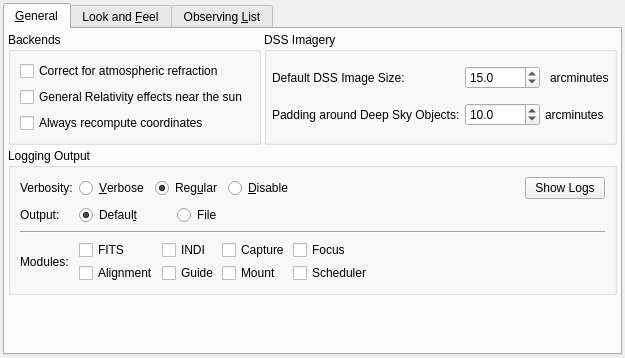
This is kstars/options/opsadvanced.ui in KDE/kstars as Qt 5 draws it before an edit. The edited form follows.
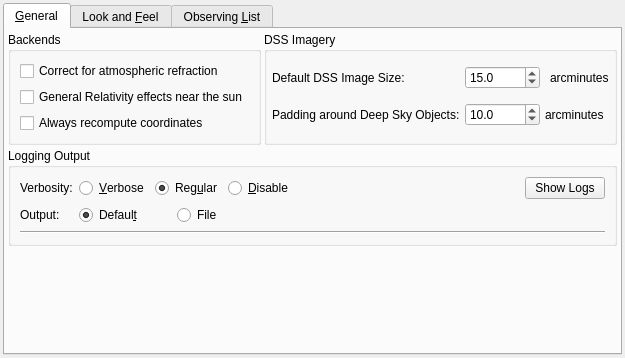
This is the edited form. Custom widgets are drawn as their Qt base class.

Commit message: Remove extra options not needed anymore

Patch:
```diff
--- a/kstars/options/opsadvanced.ui
+++ b/kstars/options/opsadvanced.ui
@@ -279,130 +279,6 @@
             </property>
            </widget>
           </item>
-          <item row="3" column="1" colspan="6">
-           <layout class="QGridLayout" name="gridLayout_2">
-            <property name="spacing">
-             <number>3</number>
-            </property>
-            <item row="0" column="4">
-             <spacer name="horizontalSpacer_3">
-              <property name="orientation">
-               <enum>Qt::Horizontal</enum>
-              </property>
-              <property name="sizeHint" stdset="0">
-               <size>
-                <width>40</width>
-                <height>20</height>
-               </size>
-              </property>
-             </spacer>
-            </item>
-            <item row="1" column="2">
-             <widget class="QCheckBox" name="kcfg_MountLogging">
-              <property name="toolTip">
-               <string>Log Ekos Mount module activity</string>
-              </property>
-              <property name="text">
-               <string>Mount</string>
-              </property>
-              <attribute name="buttonGroup">
-               <string notr="true">modulesGroup</string>
-              </attribute>
-             </widget>
-            </item>
-            <item row="0" column="3">
-             <widget class="QCheckBox" name="kcfg_FocusLogging">
-              <property name="toolTip">
-               <string>Log Ekos Focus module activity</string>
-              </property>
-              <property name="text">
-               <string>Focus</string>
-              </property>
-              <attribute name="buttonGroup">
-               <string notr="true">modulesGroup</string>
-              </attribute>
-             </widget>
-            </item>
-            <item row="0" column="2">
-             <widget class="QCheckBox" name="kcfg_CaptureLogging">
-              <property name="toolTip">
-               <string>Log Ekos Capture module activity</string>
-              </property>
-              <property name="text">
-               <string>Capture</string>
-              </property>
-              <attribute name="buttonGroup">
-               <string notr="true">modulesGroup</string>
-              </attribute>
-             </widget>
-            </item>
-            <item row="0" column="0">
-             <widget class="QCheckBox" name="kcfg_FITSLogging">
-              <property name="toolTip">
-               <string>Log FITS processing activity</string>
-              </property>
-              <property name="text">
-               <string>FITS</string>
-              </property>
-              <attribute name="buttonGroup">
-               <string notr="true">modulesGroup</string>
-              </attribute>
-             </widget>
-            </item>
-            <item row="1" column="0">
-             <widget class="QCheckBox" name="kcfg_AlignmentLogging">
-              <property name="toolTip">
-               <string>Log Ekos Alignment module activity</string>
-              </property>
-              <property name="text">
-               <string>Alignment</string>
-              </property>
-              <attribute name="buttonGroup">
-               <string notr="true">modulesGroup</string>
-              </attribute>
-             </widget>
-            </item>
-            <item row="0" column="1">
-             <widget class="QCheckBox" name="kcfg_INDILogging">
-              <property name="toolTip">
-               <string>Log INDI devices activity</string>
-              </property>
-              <property name="text">
-               <string>INDI</string>
-              </property>
-              <attribute name="buttonGroup">
-               <string notr="true">modulesGroup</string>
-              </attribute>
-             </widget>
-            </item>
-            <item row="1" column="3">
-             <widget class="QCheckBox" name="kcfg_SchedulerLogging">
-              <property name="toolTip">
-               <string>Log Ekos Scheduler module activity</string>
-              </property>
-              <property name="text">
-               <string>Scheduler</string>
-              </property>
-              <attribute name="buttonGroup">
-               <string notr="true">modulesGroup</string>
-              </attribute>
-             </widget>
-            </item>
-            <item row="1" column="1">
-             <widget class="QCheckBox" name="kcfg_GuideLogging">
-              <property name="toolTip">
-               <string>Log Ekos Guide module activity</string>
-              </property>
-              <property name="text">
-               <string>Guide</string>
-              </property>
-              <attribute name="buttonGroup">
-               <string notr="true">modulesGroup</string>
-              </attribute>
-             </widget>
-            </item>
-           </layout>
-          </item>
           <item row="0" column="0">
            <widget class="QLabel" name="label_4">
             <property name="text">
@@ -465,13 +341,6 @@
             </property>
            </spacer>
           </item>
-          <item row="3" column="0">
-           <widget class="QLabel" name="label_6">
-            <property name="text">
-             <string>Modules:</string>
-            </property>
-           </widget>
-          </item>
           <item row="2" column="0" colspan="7">
            <widget class="Line" name="line">
             <property name="orientation">
```
Left out of the diff: 5 changed lines with no effect on the pictures. The commit also changes 1 other file.
